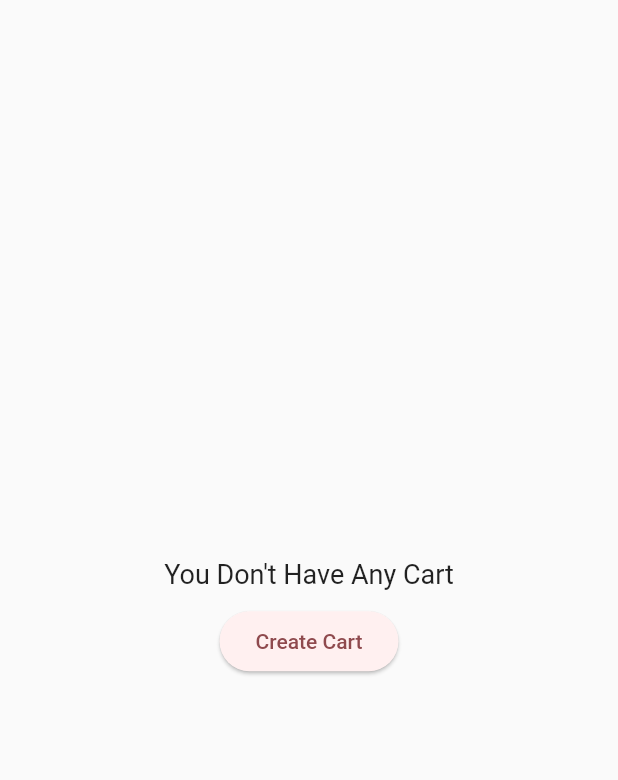
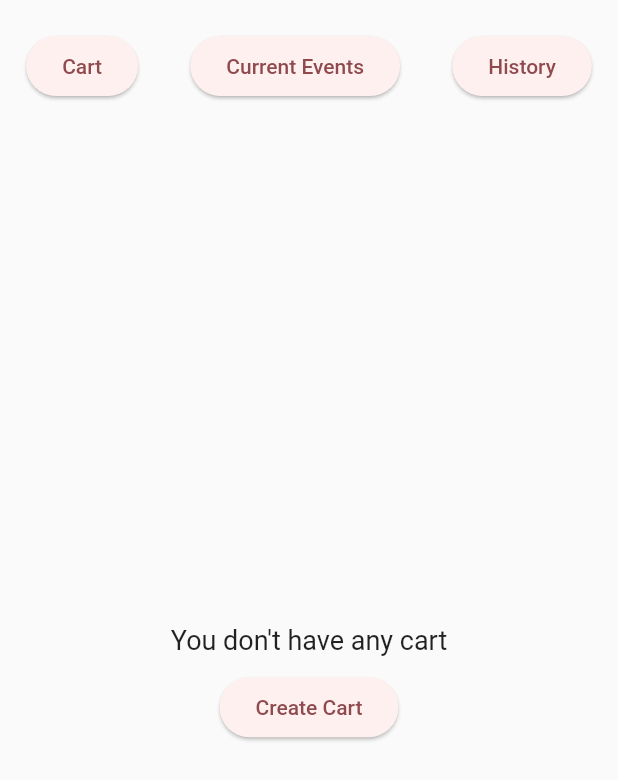
Before and after one commit to AbrahamRumondor/BirthdayKu, a Flutter app: the CartScreen widget shown alone on an empty page, opened directly with sample values from the repository, on a phone screen of 412 x 824 dp. Shown: the top 780 px of the screen. Run offline on Flutter 3.47's test engine with Material 2 defaults, Android fonts, the light colour scheme and no system bars; our stand-ins replace flutter_rating_bar; accounts and stored records are empty.

Commit message:
all transaction completion(cart, ongoing, history/done transaction, user can also review in history)

```diff
--- a/lib/data/cart_data.dart
+++ b/lib/data/cart_data.dart
@@ -2,4 +2,8 @@ import 'package:birthdayku/models/cart_model.dart';
 
 final List<Cart> cartData = [];
 
-final List<Cart> transactionHistory = [];
+final List<Cart> currentEventData = [];
+
+final List<Cart> transactionHistoryData = [];
+
+final List<Cart> transactionHistoryDataReview = [];
--- a/lib/views/cart_screen.dart
+++ b/lib/views/cart_screen.dart
@@ -5,18 +5,22 @@ import 'package:birthdayku/widgets/cart_details.dart';
 import 'package:flutter/material.dart';
 import 'package:birthdayku/widgets/create_dialog.dart';
 
-class CartScreen extends StatelessWidget {
+class CartScreen extends StatefulWidget {
   const CartScreen({super.key, required this.myContext, required this.account});
 
   final BuildContext myContext;
   final User account;
 
+  @override
+  State<CartScreen> createState() => _CartScreenState();
+}
+
+class _CartScreenState extends State<CartScreen> {
+  String button = "cart";
+
   Widget cartItems(Cart cart) {
     return Column(
       children: [
-        const SizedBox(
-          height: 35,
-        ),
         Container(
           margin: const EdgeInsets.only(
             left: 30,
@@ -51,7 +55,7 @@ class CartScreen extends StatelessWidget {
                         crossAxisAlignment: CrossAxisAlignment.start,
                         children: [
                           SizedBox(
-                            width: MediaQuery.of(myContext).size.width * 0.5,
+                            width: MediaQuery.of(context).size.width * 0.5,
                             child: Column(
                               crossAxisAlignment: CrossAxisAlignment.start,
                               children: [
@@ -94,12 +98,14 @@ class CartScreen extends StatelessWidget {
                               ),
                             ),
                             onPressed: () {
-                              Navigator.of(myContext).push(
+                              Navigator.of(context).push(
                                 MaterialPageRoute(
                                   settings:
                                       RouteSettings(name: "/cart_details"),
-                                  builder: (context) =>
-                                      CartDetails(cart: cart, account: account),
+                                  builder: (context) => CartDetails(
+                                      cart: cart,
+                                      account: widget.account,
+                                      currentPosition: button),
                                 ),
                               );
                             },
@@ -114,23 +120,29 @@ class CartScreen extends StatelessWidget {
             ),
           ),
         ),
+        const SizedBox(
+          height: 35,
+        ),
       ],
     );
   }
 
-  @override
-  Widget build(BuildContext context) {
+  Widget _chosenButton(BuildContext context) {
+    if (button == "cart") {
       return cartData.isNotEmpty
-        ? ListView.builder(
+          ? Expanded(
+              child: ListView.builder(
                 itemCount: cartData.length,
                 itemBuilder: (context, index) => cartItems(cartData[index]),
+              ),
             )
-        : Center(
+          : Expanded(
+              child: Center(
                 child: Column(
                   mainAxisAlignment: MainAxisAlignment.center,
                   children: [
                     const Text(
-                "You Don't Have Any Cart",
+                      "You don't have any cart",
                       style: TextStyle(fontSize: 18),
                     ),
                     const SizedBox(
@@ -146,6 +158,101 @@ class CartScreen extends StatelessWidget {
                       child: const Text("Create Cart"),
                     ),
                   ],
-          ));
+                ),
+              ),
+            );
+    } else if (button == "current") {
+      return currentEventData.isNotEmpty
+          ? Expanded(
+              child: ListView.builder(
+                itemCount: currentEventData.length,
+                itemBuilder: (context, index) =>
+                    cartItems(currentEventData[index]),
+              ),
+            )
+          : const Expanded(
+              child: Center(
+                child: Column(
+                  mainAxisAlignment: MainAxisAlignment.center,
+                  children: [
+                    Text(
+                      "You currently don't have any event",
+                      style: TextStyle(fontSize: 18),
+                    ),
+                    SizedBox(
+                      height: 10,
+                    ),
+                  ],
+                ),
+              ),
+            );
+    } else {
+      return transactionHistoryData.isNotEmpty
+          ? Expanded(
+              child: ListView.builder(
+                itemCount: transactionHistoryData.length,
+                itemBuilder: (context, index) =>
+                    cartItems(transactionHistoryData[index]),
+              ),
+            )
+          : const Expanded(
+              child: Center(
+                child: Column(
+                  mainAxisAlignment: MainAxisAlignment.center,
+                  children: [
+                    Text(
+                      "You don't have any transaction done",
+                      style: TextStyle(fontSize: 18),
+                    ),
+                    SizedBox(
+                      height: 10,
+                    ),
+                  ],
+                ),
+              ),
+            );
     }
   }
+
+  @override
+  Widget build(BuildContext context) {
+    return Column(
+      mainAxisAlignment: MainAxisAlignment.start,
+      children: [
+        SizedBox(
+          height: 20,
+        ),
+        Row(mainAxisAlignment: MainAxisAlignment.spaceAround, children: [
+          ElevatedButton(
+            onPressed: () {
+              setState(() {
+                button = "cart";
+              });
+            },
+            child: Text("Cart"),
+          ),
+          ElevatedButton(
+            onPressed: () {
+              setState(() {
+                button = "current";
+              });
+            },
+            child: Text("Current Events"),
+          ),
+          ElevatedButton(
+            onPressed: () {
+              setState(() {
+                button = "history";
+              });
+            },
+            child: Text("History"),
+          ),
+        ]),
+        SizedBox(
+          height: 20,
+        ),
+        _chosenButton(context),
+      ],
+    );
+  }
+}
--- a/lib/views/review_screen.dart
+++ b/lib/views/review_screen.dart
@@ -97,8 +97,8 @@ class ReviewScreen extends StatelessWidget {
           Expanded(
             child: ListView.builder(
               itemCount: getValidReview(item).length,
-              itemBuilder: (context, index) =>
-                  reviewItems(getValidReview(item)[index]),
+              itemBuilder: (context, index) => reviewItems(getValidReview(
+                  item)[getValidReview(item).length - index - 1]),
             ),
           ),
         ],
--- a/lib/widgets/create_dialog.dart
+++ b/lib/widgets/create_dialog.dart
@@ -88,7 +88,6 @@ class _CreateDialogState extends State<CreateDialog> {
               content: Text("Please fill your cart information"),
             ),
           );
-          print("hi");
         }
       }
     }
```
Also changed, not shown: lib/widgets/cart_button.dart (added, +173 -0 lines), lib/widgets/cart_details.dart (+60 -24 lines), lib/widgets/review_dialog.dart (added, +176 -0 lines). Lines whose indentation alone changed are shown as unchanged.
